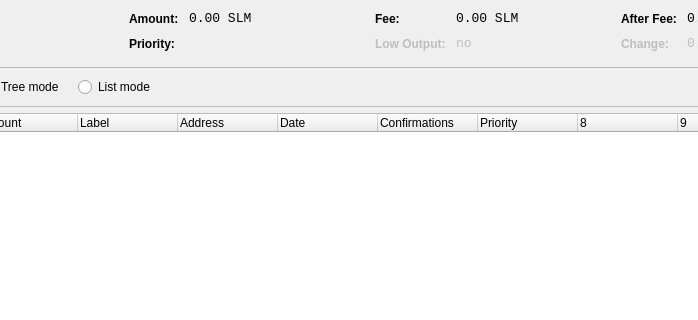
Old version of the form src/qt/forms/coincontroldialog.ui in the repository slimcoin-project/Slimcoin; both pictures show x 134 to 832 and y 0 to 320 of the 1000 by 500 pixel window.
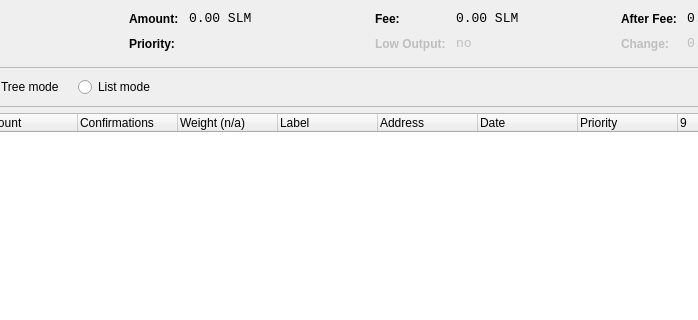
New version of the form. Custom widgets are drawn as their Qt base class.

Commit message: address coincontroldialog column headers infelicity

```diff
--- a/src/qt/forms/coincontroldialog.ui
+++ b/src/qt/forms/coincontroldialog.ui
@@ -469,21 +469,6 @@
        <string>Amount</string>
       </property>
      </column>
-     <column>
-      <property name="text">
-       <string>Label</string>
-      </property>
-     </column>
-     <column>
-      <property name="text">
-       <string>Address</string>
-      </property>
-     </column>
-     <column>
-      <property name="text">
-       <string>Date</string>
-      </property>
-     </column>
      <column>
       <property name="text">
        <string>Confirmations</string>
@@ -492,11 +477,32 @@
        <string>Confirmed</string>
       </property>
      </column>
+     <column>
+      <property name="text">
+       <string>Weight (n/a)</string>
+      </property>
+     </column>
+     <column>
+      <property name="text">
+       <string>Label</string>
+      </property>
+     </column>
+     <column>
+      <property name="text">
+       <string>Address</string>
+      </property>
+     </column>
+     <column>
+      <property name="text">
+       <string>Date</string>
+      </property>
+     </column>
      <column>
       <property name="text">
        <string>Priority</string>
       </property>
      </column>
+     <!--
      <column>
       <property name="text">
        <string/>
@@ -517,6 +523,7 @@
        <string/>
       </property>
      </column>
+   -->
     </widget>
    </item>
    <item>
```
